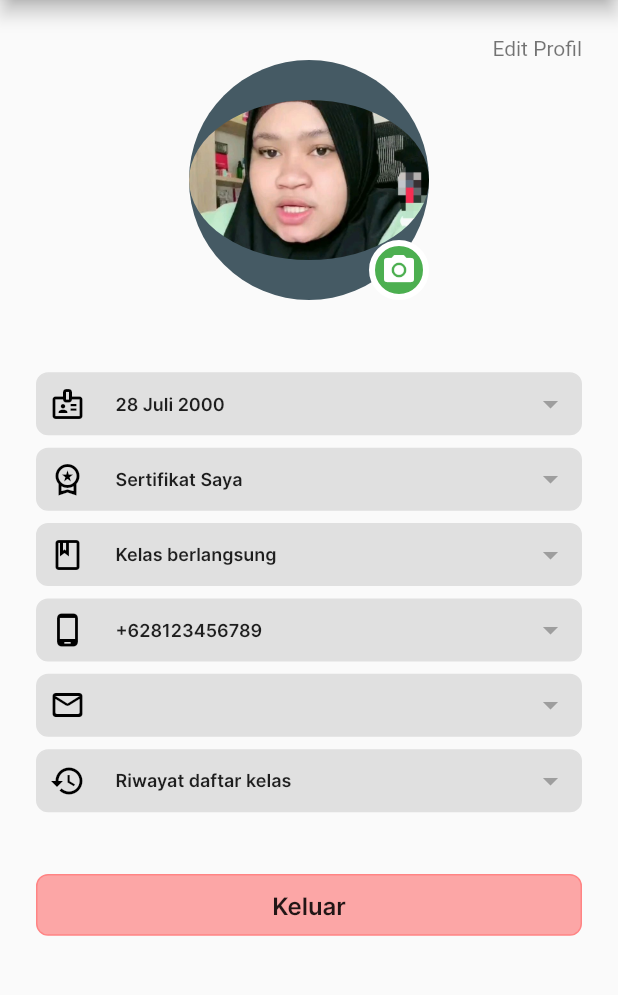
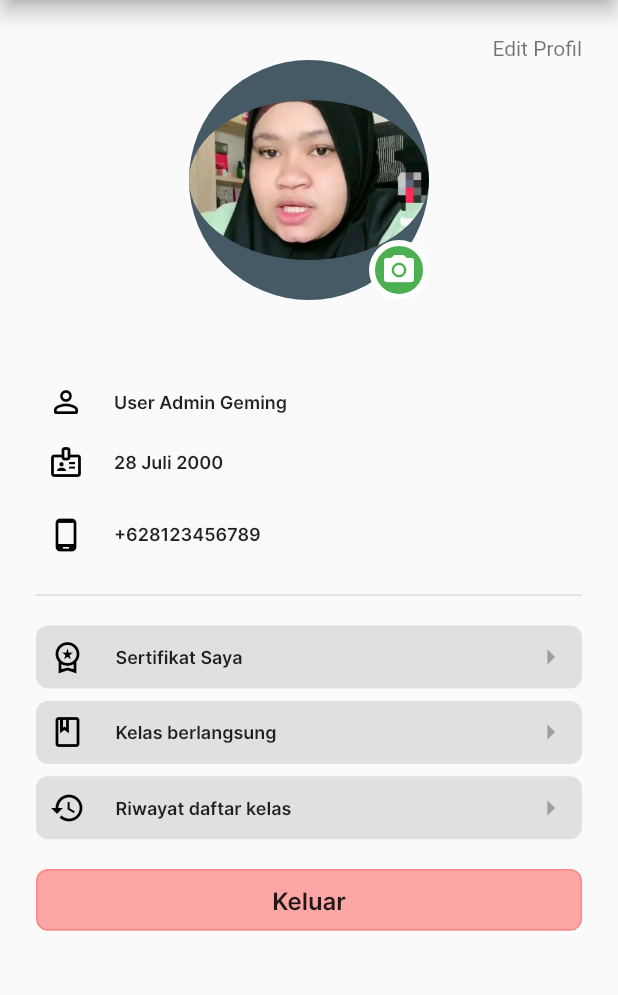
Before and after one commit to IGustiFajar/3G-PAPB, a Flutter app: the ProfilePage screen opened by its route, on a phone screen of 412 x 824 dp, the part 84-1079 px from its top. Run offline on Flutter 3.47's test engine with Material 2 defaults, Android fonts, the phone set to English and light mode, and no system bars; our stand-ins replace anim_search_bar, convex_bottom_bar, cool_alert, curved_navigation_bar, dotted_border, firebase_auth and 8 more; accounts and stored records are empty.

Commit message:
new update tipis

```diff
--- a/edutech/lib/main.dart
+++ b/edutech/lib/main.dart
@@ -4,13 +4,13 @@ import 'package:edutech/pages/enrolKelas.dart';
 import 'package:edutech/pages/detailMateri.dart';
 import 'package:edutech/pages/lupapassword.dart';
 import 'package:edutech/pages/materiPage.dart';
+import 'package:edutech/pages/editprofilePage.dart';
 import 'package:edutech/pages/profilePage.dart';
 import 'package:edutech/pages/kelasPage.dart';
 import 'package:edutech/pages/SignUpPage.dart';
 import 'package:edutech/pages/loginPage.dart';
 import 'package:edutech/pages/detailKelasPage.dart';
 import 'package:edutech/pages/sertifikatPage.dart';
-import 'package:edutech/pages/enrolKelas.dart';
 import 'package:firebase_crashlytics/firebase_crashlytics.dart';
 import 'package:flutter/material.dart';
 import './pages/launcher.dart';
@@ -97,6 +97,10 @@ class MyApp extends StatelessWidget {
           name: '/detailmateri',
           page: () => const DetailMateri(),
         ),
+        GetPage(
+          name: '/editprofile',
+          page: () => const EditProfilePage(),
+        ),
       ],
       home: LauncherPage(),
     );
--- a/edutech/lib/pages/detailKelasPage.dart
+++ b/edutech/lib/pages/detailKelasPage.dart
@@ -1525,7 +1525,8 @@ class _KelasDetailState extends State<KelasDetail> {
                           GestureDetector(
                             onTap: () {},
                             child: Container(
-                              padding: EdgeInsets.all(16.0),
+                              padding: EdgeInsets.only(
+                                  top: 8, bottom: 8, right: 16, left: 16),
                               alignment: Alignment.center,
                               decoration: BoxDecoration(
                                 border: Border.all(color: Colors.grey),
@@ -1556,7 +1557,8 @@ class _KelasDetailState extends State<KelasDetail> {
                               Get.toNamed('/enrol');
                             }),
                             child: Container(
-                              padding: EdgeInsets.all(16),
+                              padding: EdgeInsets.only(
+                                  top: 8, bottom: 8, right: 16, left: 16),
                               alignment: Alignment.center,
                               decoration: BoxDecoration(
                                 borderRadius:
--- a/edutech/lib/pages/enrolKelas.dart
+++ b/edutech/lib/pages/enrolKelas.dart
@@ -166,7 +166,7 @@ class EnrolKelas extends StatelessWidget {
               ),
               GestureDetector(
                 onTap: (() {
-                  Get.toNamed('/detailmateri');
+                  Get.toNamed('/materi');
                 }),
                 child: Container(
                     alignment: Alignment.center,
--- a/edutech/lib/pages/profilePage.dart
+++ b/edutech/lib/pages/profilePage.dart
@@ -120,9 +120,13 @@ class _ProfilePageState extends State<ProfilePage> {
         ),
         body: Container(
           padding: const EdgeInsets.all(24.0),
-        child: ListView(
+          child: Column(
             children: [
-            Row(
+              GestureDetector(
+                onTap: (() {
+                  Get.toNamed('/editprofile');
+                }),
+                child: Row(
                   mainAxisAlignment: MainAxisAlignment.end,
                   children: [
                     Text(
@@ -130,6 +134,7 @@ class _ProfilePageState extends State<ProfilePage> {
                       style: TextStyle(color: Colors.black54, fontSize: 14),
                     ),
                   ],
+                ),
               ),
               Center(
                 child: Stack(
@@ -186,14 +191,30 @@ class _ProfilePageState extends State<ProfilePage> {
                   ),
                 ],
               ),
-            Container(
-              decoration: BoxDecoration(
-                color: Color.fromARGB(255, 224, 224, 224),
-                border: Border.all(
-                    color: Color.fromARGB(255, 224, 224, 224), width: 1),
-                borderRadius: BorderRadius.all(Radius.circular(8)),
+              Padding(
+                padding: const EdgeInsets.all(8.0),
+                child: Row(
+                  children: [
+                    Icon(
+                      Icons.person_outline_rounded,
+                      color: Colors.black,
                     ),
-              child: Padding(
+                    VerticalDivider(
+                      width: 20,
+                      thickness: 5,
+                      color: Colors.black,
+                    ),
+                    Text(
+                      'User Admin Geming',
+                      style: TextStyle(
+                        fontSize: 12,
+                        fontFamily: 'InterSemiBold',
+                      ),
+                    ),
+                  ],
+                ),
+              ),
+              Padding(
                 padding: const EdgeInsets.all(8.0),
                 child: Row(
                   children: [
@@ -213,17 +234,44 @@ class _ProfilePageState extends State<ProfilePage> {
                         fontFamily: 'InterSemiBold',
                       ),
                     ),
-                    Spacer(),
+                  ],
+                ),
+              ),
+              SizedBox(
+                height: bodyHeight * 0.01,
+              ),
+              Padding(
+                padding: const EdgeInsets.all(8.0),
+                child: Row(
+                  children: [
                     Icon(
-                      Icons.arrow_drop_down,
-                      color: Colors.grey,
+                      Icons.phone_android_outlined,
+                      color: Colors.black,
+                    ),
+                    VerticalDivider(
+                      width: 20,
+                      thickness: 5,
+                      color: Colors.black,
+                    ),
+                    Text(
+                      '+628123456789',
+                      style: TextStyle(
+                        fontSize: 12,
+                        fontFamily: 'InterSemiBold',
+                      ),
                     ),
                   ],
                 ),
               ),
+              SizedBox(
+                height: bodyHeight * 0.024,
+              ),
+              Divider(
+                thickness: 1,
+                height: 1,
               ),
               SizedBox(
-              height: bodyHeight * 0.01,
+                height: bodyHeight * 0.024,
               ),
               GestureDetector(
                 onTap: (() {
@@ -258,7 +306,7 @@ class _ProfilePageState extends State<ProfilePage> {
                         ),
                         Spacer(),
                         Icon(
-                        Icons.arrow_drop_down,
+                          Icons.arrow_right,
                           color: Colors.grey,
                         ),
                       ],
@@ -303,85 +351,7 @@ class _ProfilePageState extends State<ProfilePage> {
                       ),
                       Spacer(),
                       Icon(
-                      Icons.arrow_drop_down,
-                      color: Colors.grey,
-                    ),
-                  ],
-                ),
-              ),
-            ),
-            SizedBox(
-              height: bodyHeight * 0.01,
-            ),
-            Container(
-              decoration: BoxDecoration(
-                color: Color.fromARGB(255, 224, 224, 224),
-                border: Border.all(
-                    color: Color.fromARGB(255, 224, 224, 224), width: 1),
-                borderRadius: BorderRadius.all(Radius.circular(8)),
-              ),
-              child: Padding(
-                padding: const EdgeInsets.all(8.0),
-                child: Row(
-                  children: [
-                    Icon(
-                      Icons.phone_android_outlined,
-                      color: Colors.black,
-                    ),
-                    VerticalDivider(
-                      width: 20,
-                      thickness: 5,
-                      color: Colors.black,
-                    ),
-                    Text(
-                      '+628123456789',
-                      style: TextStyle(
-                        fontSize: 12,
-                        fontFamily: 'InterSemiBold',
-                      ),
-                    ),
-                    Spacer(),
-                    Icon(
-                      Icons.arrow_drop_down,
-                      color: Colors.grey,
-                    ),
-                  ],
-                ),
-              ),
-            ),
-            SizedBox(
-              height: bodyHeight * 0.01,
-            ),
-            Container(
-              decoration: BoxDecoration(
-                color: Color.fromARGB(255, 224, 224, 224),
-                border: Border.all(
-                    color: Color.fromARGB(255, 224, 224, 224), width: 1),
-                borderRadius: BorderRadius.all(Radius.circular(8)),
-              ),
-              child: Padding(
-                padding: const EdgeInsets.all(8.0),
-                child: Row(
-                  children: [
-                    Icon(
-                      Icons.mail_outline_rounded,
-                      color: Colors.black,
-                    ),
-                    VerticalDivider(
-                      width: 20,
-                      thickness: 5,
-                      color: Colors.black,
-                    ),
-                    Text(
-                      user.email!,
-                      style: TextStyle(
-                        fontSize: 12,
-                        fontFamily: 'InterSemiBold',
-                      ),
-                    ),
-                    Spacer(),
-                    Icon(
-                      Icons.arrow_drop_down,
+                        Icons.arrow_right,
                         color: Colors.grey,
                       ),
                     ],
@@ -420,7 +390,7 @@ class _ProfilePageState extends State<ProfilePage> {
                       ),
                       Spacer(),
                       Icon(
-                      Icons.arrow_drop_down,
+                        Icons.arrow_right,
                         color: Colors.grey,
                       ),
                     ],
@@ -428,7 +398,7 @@ class _ProfilePageState extends State<ProfilePage> {
                 ),
               ),
               SizedBox(
-              height: bodyHeight * 0.05,
+                height: bodyHeight * 0.024,
               ),
               InkWell(
                 child: Container(
@@ -460,14 +430,13 @@ class _ProfilePageState extends State<ProfilePage> {
                     confirmBtnText: 'Yes',
                     cancelBtnText: 'No',
                     onConfirmBtnTap: SignOut,
-                  confirmBtnColor: Colors.green,
+                    confirmBtnColor: Color.fromARGB(255, 62, 137, 99),
                   );
                 }),
               ),
             ],
           ),
-      ),
-    );
+        ));
   }
 }
 
```
Also changed, not shown: edutech/lib/pages/BerandaPage.dart (+23 -16 lines), edutech/lib/pages/editprofilePage.dart (added, +145 -0 lines), edutech/lib/pages/kelasPage.dart (+4 -4 lines). Lines whose indentation alone changed are shown as unchanged.
